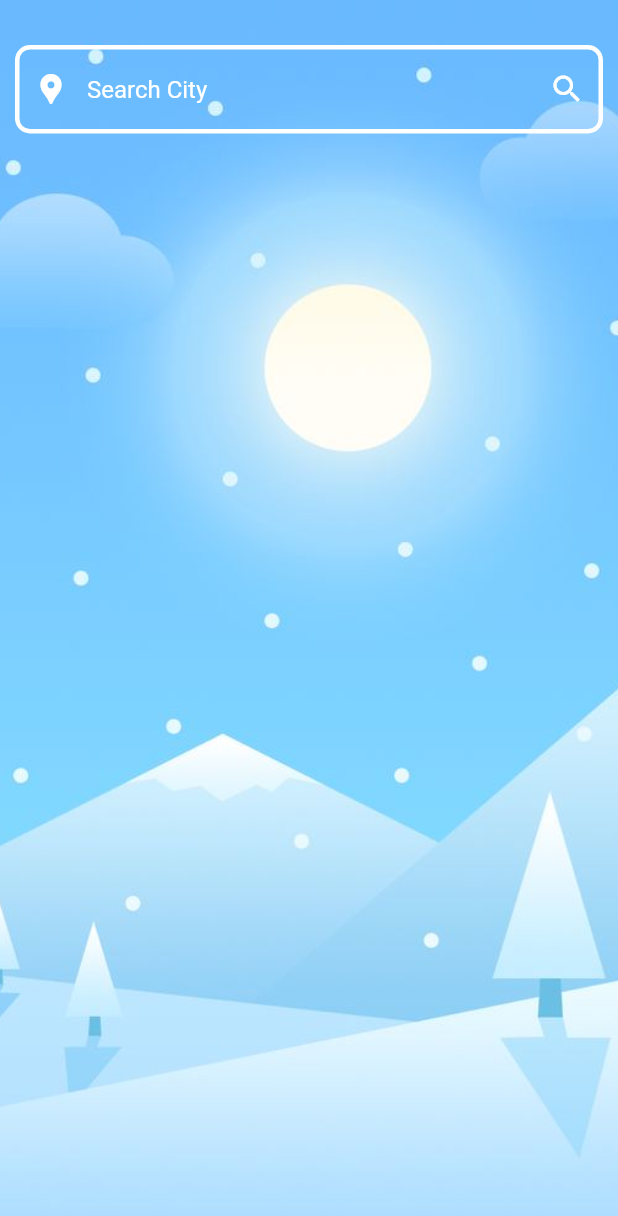
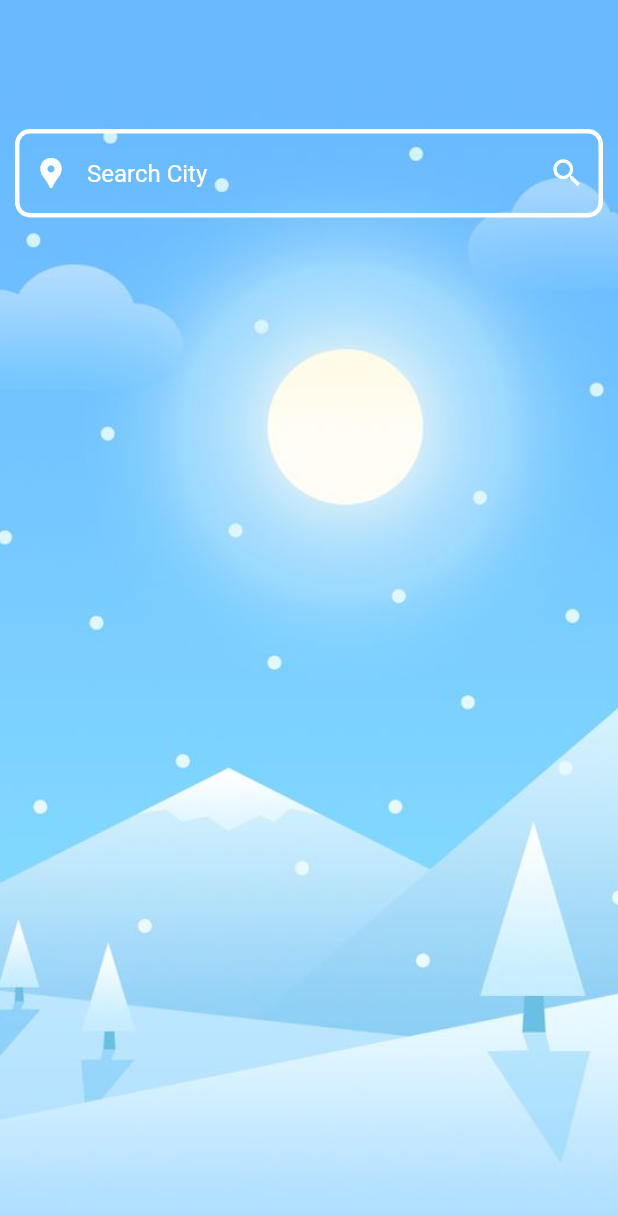
Before and after one commit to muneeb-shahid/Weather-Application, a Flutter app: the screen it shows after launch, on a phone screen of 412 x 824 dp. Shown: the top 1216 px of the screen. Run offline on Flutter 3.47's test engine with Material 2 defaults, Android fonts, the phone set to English and light mode, and no system bars.

Commit message:
new commit

```diff
--- a/lib/Views/homeview.dart
+++ b/lib/Views/homeview.dart
@@ -15,6 +15,11 @@ class _HomeViewState extends State<HomeView> {
   @override
   Widget build(BuildContext context) {
     return Scaffold(
+        appBar: AppBar(
+            elevation: 0,
+            backgroundColor: Color(0xff6AB9FE),
+
+            ),
         body: Container(
             width: double.infinity,
             height: double.infinity,
```
